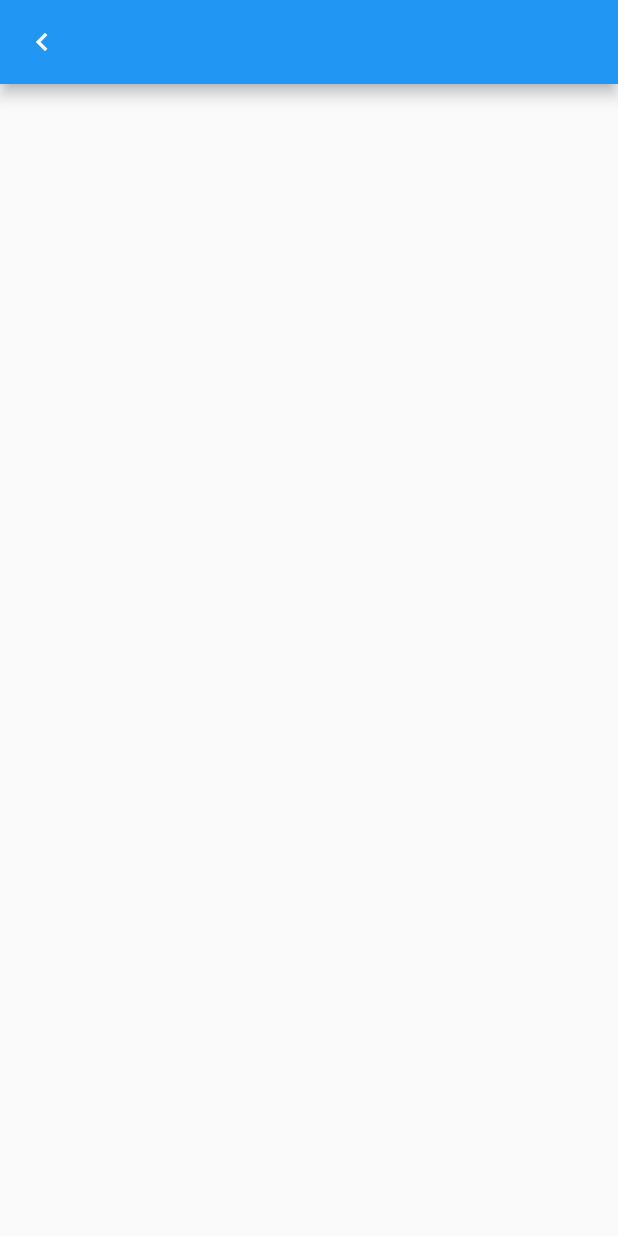
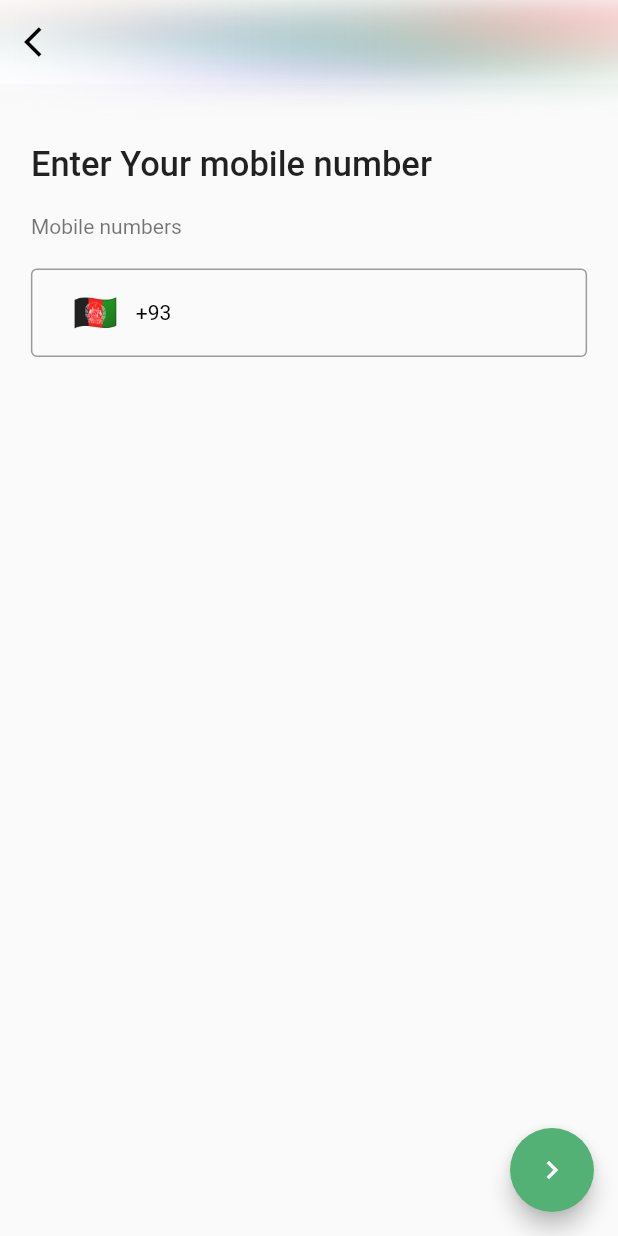
Before and after one commit to akashhardade/nectar, a Flutter app: the Number screen opened directly, on a phone screen of 412 x 824 dp. Run offline on Flutter 3.47's test engine with Material 2 defaults, Android fonts, the phone set to English and light mode, and no system bars; drawn by our look-alikes of intl_phone_number_input; our stand-ins replace flutter_svg, form_field_validator; Roboto replaces fonts that are missing (Gilroy-ExtraBold); project files that could hold a hidden picture were left out.

Commit message:
login and signup screens added

```diff
--- a/lib/screens/number.dart
+++ b/lib/screens/number.dart
@@ -1,4 +1,9 @@
+import 'dart:ui';
 import 'package:flutter/material.dart';
+import 'package:form_field_validator/form_field_validator.dart';
+import 'package:intl_phone_number_input/intl_phone_number_input.dart';
+import 'package:nectar/screens/constants.dart';
+import 'package:nectar/screens/verification.dart';
 
 class Number extends StatefulWidget {
   const Number({Key? key}) : super(key: key);
@@ -8,11 +13,110 @@ class Number extends StatefulWidget {
 }
 
 class _NumberState extends State<Number> {
+  GlobalKey<FormState> _formkey = GlobalKey<FormState>();
   @override
   Widget build(BuildContext context) {
     return Scaffold(
-        appBar: AppBar(
-      leading: Icon(Icons.keyboard_arrow_left),
-    ));
+      appBar: AppBar(
+        flexibleSpace: ImageFiltered(
+          imageFilter: ImageFilter.blur(sigmaX: 85, sigmaY: 10),
+          child: Image(
+            image: AssetImage("assets/images/APPB.png"),
+            fit: BoxFit.cover,
+          ),
+        ),
+        backgroundColor: Colors.white,
+        elevation: 0,
+        leading: IconButton(
+          onPressed: () {
+            Navigator.of(context).pop();
+          },
+          icon: Icon(
+            Icons.arrow_back_ios,
+            color: Colors.black,
+          ),
+        ),
+      ),
+      body: SafeArea(
+        child: Column(
+          mainAxisAlignment: MainAxisAlignment.start,
+          children: [
+            SizedBox(
+              height: 40,
+            ),
+            Center(
+              child: Container(
+                  width: MediaQuery.of(context).size.width * 0.90,
+                  child: Column(
+                    crossAxisAlignment: CrossAxisAlignment.start,
+                    // mainAxisAlignment: MainAxisAlignment.start,
+                    children: [
+                      Text(
+                        "Enter Your mobile number",
+                        style: TextStyle(
+                            fontFamily: "Gilroy-ExtraBold",
+                            fontSize: 23,
+                            fontWeight: FontWeight.w500),
+                      ),
+                      SizedBox(
+                        height: 20,
+                      ),
+                      Text(
+                        "Mobile numbers",
+                        style: TextStyle(color: Colors.black54),
+                      ),
+                      SizedBox(
+                        height: 20,
+                      ),
+                      Form(
+                        key: _formkey,
+                        child: Container(
+                          child: InternationalPhoneNumberInput(
+                            validator: MultiValidator([
+                              RequiredValidator(errorText: "Required field")
+                            ]),
+                            maxLength: 10,
+                            hintText: "",
+                            onInputChanged: (PhoneNumber number) {},
+                            onInputValidated: (bool value) {},
+                            selectorConfig: const SelectorConfig(
+                              selectorType: PhoneInputSelectorType.BOTTOM_SHEET,
+                              setSelectorButtonAsPrefixIcon: true,
+                              leadingPadding: 20,
+                              useEmoji: true,
+                            ),
+                            ignoreBlank: false,
+                            autoValidateMode:
+                                AutovalidateMode.onUserInteraction,
+                            selectorTextStyle: TextStyle(color: Colors.black),
+                            formatInput: false,
+                            keyboardType: TextInputType.numberWithOptions(
+                                signed: true, decimal: true),
+                            inputBorder: OutlineInputBorder(
+                                borderSide: BorderSide(color: Colors.black)),
+                            onSaved: (PhoneNumber number) {},
+                          ),
+                        ),
+                      ),
+                    ],
+                  )),
+            )
+          ],
+        ),
+      ),
+      floatingActionButton: FloatingActionButton(
+        backgroundColor: kPrimaryColor,
+        onPressed: () async {
+          if (_formkey.currentState!.validate()) {
+            Navigator.of(context)
+                .push(MaterialPageRoute(builder: (_) => Verification()));
+          }
+        },
+        child: Icon(
+          Icons.chevron_right,
+          color: Colors.white,
+        ),
+      ),
+    );
   }
 }
--- a/pubspec.yaml
+++ b/pubspec.yaml
@@ -31,6 +31,8 @@ dependencies:
   intl_phone_field: ^2.1.0
   intl_phone_number_input: ^0.7.0+2
   flutter_svg: ^0.22.0
+  form_field_validator: ^1.1.0
+  flutter_otp: ^0.3.2
 
 dev_dependencies:
   flutter_test:
```
Also changed, not shown: lib/screens/login.dart (added, +197 -0 lines), lib/screens/signIn.dart (+19 -51 lines), lib/screens/signup.dart (added, +240 -0 lines), lib/screens/verification.dart (added, +110 -0 lines), assets/images/APPB.png (added), assets/images/carrot.png (added), pubspec.lock.
